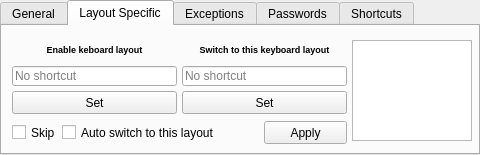
Before: the Qt Designer form src/Chiya/correctlayoutsettingswindow.ui in QYQYMBA/ChiyaProject, drawn with Qt 5.
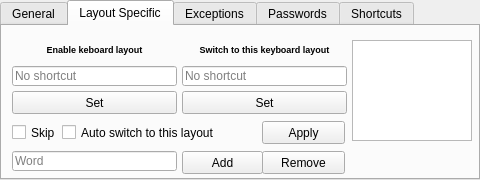
After: the same form once the commit is applied. The open tabs and pages were chosen to show the change.

Commit message: Added possibility to add and remove words from dicitionarie

```diff
--- a/src/Chiya/correctlayoutsettingswindow.ui
+++ b/src/Chiya/correctlayoutsettingswindow.ui
@@ -7,7 +7,7 @@
     <x>0</x>
     <y>0</y>
     <width>480</width>
-    <height>155</height>
+    <height>180</height>
    </rect>
   </property>
   <property name="windowTitle">
@@ -19,7 +19,7 @@
      <x>0</x>
      <y>0</y>
      <width>480</width>
-     <height>155</height>
+     <height>180</height>
     </rect>
    </property>
    <property name="currentIndex">
@@ -128,17 +128,17 @@
       <set>Qt::AlignCenter</set>
      </property>
     </widget>
-    <widget class="QPushButton" name="lsApplyButtonCl">
+    <widget class="QPushButton" name="lsAddButtonCl">
      <property name="geometry">
       <rect>
-       <x>262</x>
-       <y>95</y>
-       <width>83</width>
+       <x>180</x>
+       <y>125</y>
+       <width>81</width>
        <height>23</height>
       </rect>
      </property>
      <property name="text">
-      <string>Apply</string>
+      <string>Add</string>
      </property>
     </widget>
     <widget class="QPushButton" name="lsShortcutActivateButtonCl">
@@ -237,6 +237,57 @@
       <string>Auto switch to this layout</string>
      </property>
     </widget>
+    <widget class="QLineEdit" name="lsWordLineEditCl">
+     <property name="geometry">
+      <rect>
+       <x>10</x>
+       <y>125</y>
+       <width>165</width>
+       <height>20</height>
+      </rect>
+     </property>
+     <property name="toolTip">
+      <string>Add word to dictionarie</string>
+     </property>
+     <property name="text">
+      <string/>
+     </property>
+     <property name="readOnly">
+      <bool>false</bool>
+     </property>
+     <property name="placeholderText">
+      <string>Word</string>
+     </property>
+    </widget>
+    <widget class="QPushButton" name="lsApplyButtonCl">
+     <property name="geometry">
+      <rect>
+       <x>260</x>
+       <y>95</y>
+       <width>83</width>
+       <height>23</height>
+      </rect>
+     </property>
+     <property name="text">
+      <string>Apply</string>
+     </property>
+    </widget>
+    <widget class="QPushButton" name="lsRemoveButtonCl">
+     <property name="geometry">
+      <rect>
+       <x>260</x>
+       <y>125</y>
+       <width>83</width>
+       <height>23</height>
+      </rect>
+     </property>
+     <property name="toolTip">
+      <string>Add word to dictionarie</string>
+     </property>
+     <property name="text">
+      <string>Remove</string>
+     </property>
+    </widget>
    </widget>
    <widget class="QWidget" name="exceptions">
     <attribute name="title">
```
Left out of the diff: 5 changed lines with no effect on the pictures. The commit also changes 3 other files.
